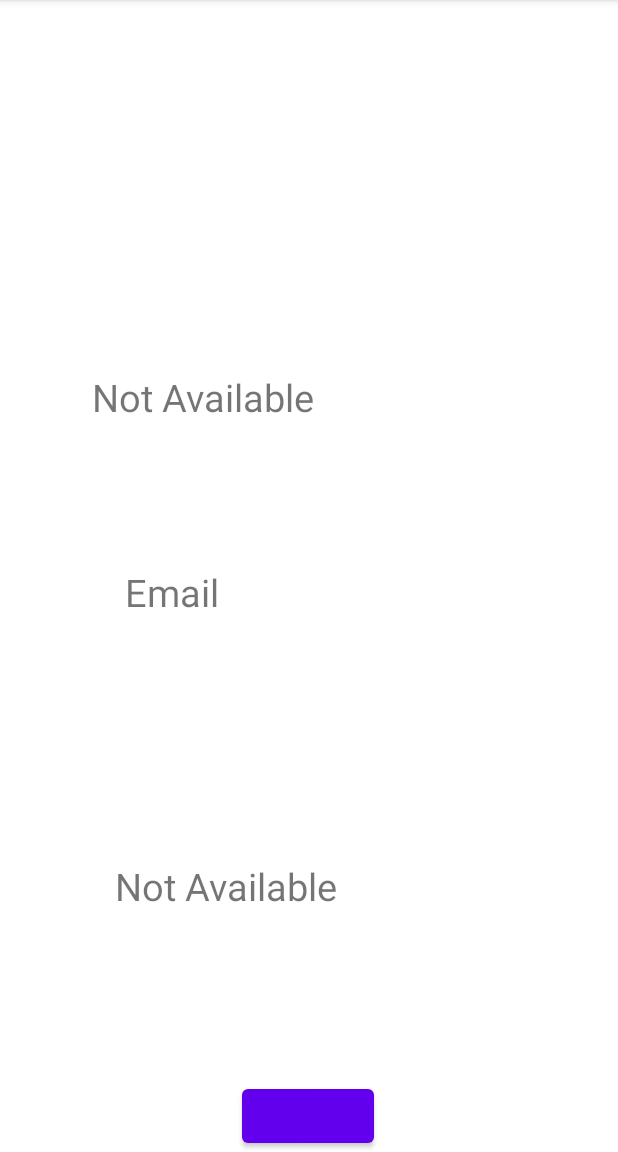
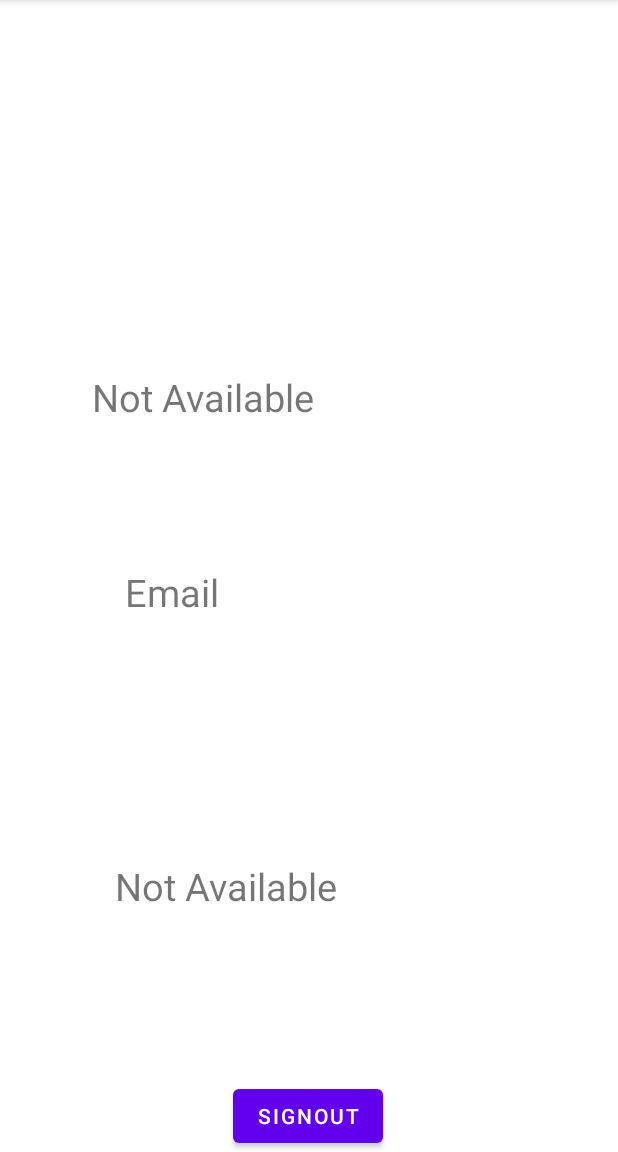
Before and after one commit to codecraft26/Kudos, an Android app: the screen it shows after launch (MainActivity), on a phone screen of 412 x 824 dp, the part 84-1236 px from its top. Run offline under Robolectric (Android 15) with nearby library versions, the phone set to English and light mode, and no system bars; our stand-ins replace Firebase (no records; nobody signed in at launch, a user with empty details on screens opened directly); libraries missing offline, so code that uses them is left out: com.firebase.ui; 5 statements that could not run were skipped.

Commit message:
adding sign out feature in our app

```diff
--- a/app/src/main/res/layout/activity_main.xml
+++ b/app/src/main/res/layout/activity_main.xml
@@ -66,6 +66,8 @@
         app:layout_constraintEnd_toEndOf="parent"
         app:layout_constraintHorizontal_bias="0.498"
         app:layout_constraintStart_toStartOf="parent"
+        android:text="signout"
+
         android:onClick="onSignOutButtonClicked"/>
 
 </androidx.constraintlayout.widget.ConstraintLayout>
```
